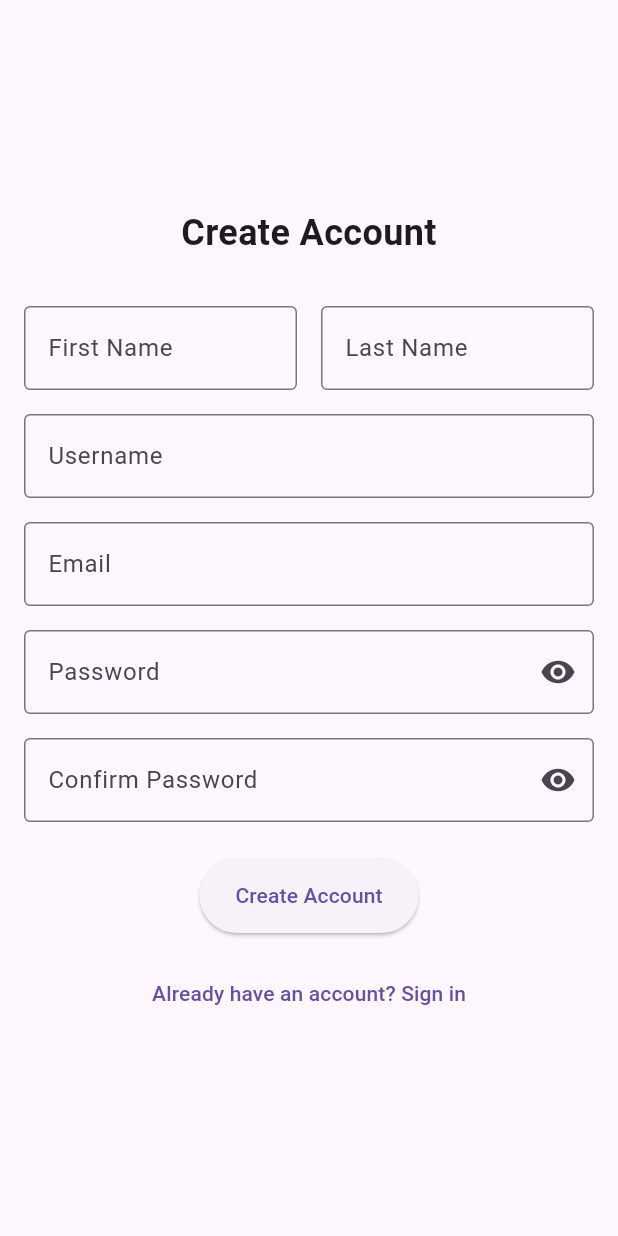
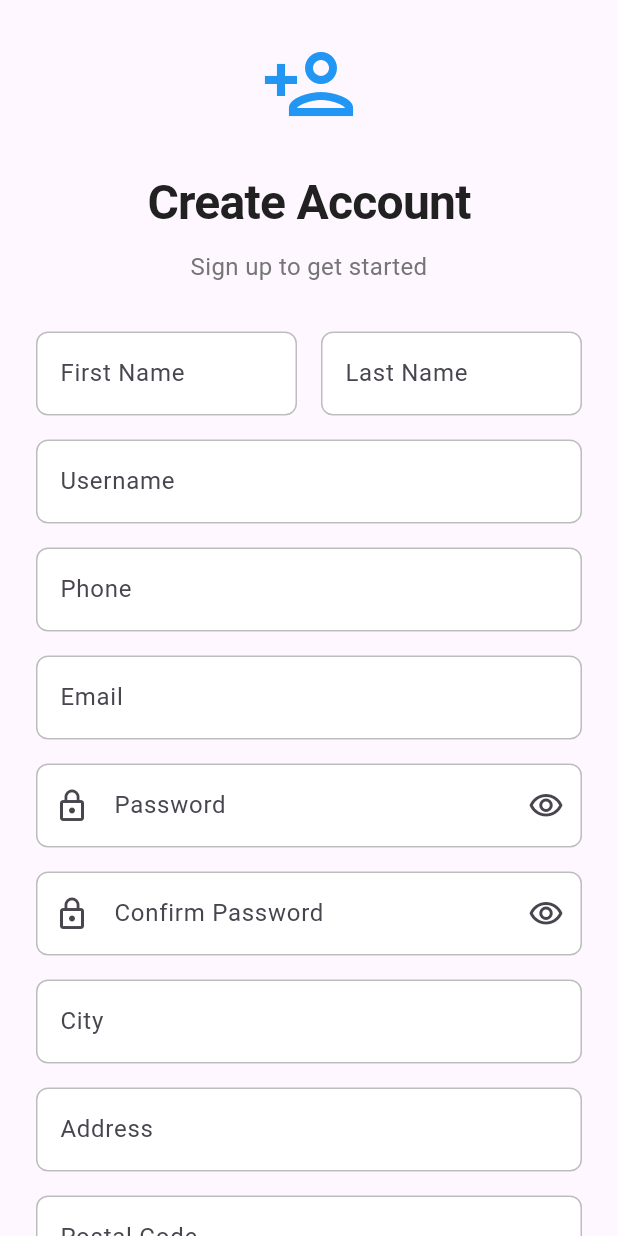
Before and after one commit to Uvilager/mvp-fe, a Flutter app: the RegisterScreen screen opened by its route, on a phone screen of 412 x 824 dp. Run offline on Flutter 3.47's test engine with Material 3 defaults, Android fonts, the phone set to English and light mode, and no system bars; our stand-ins replace dio, flutter_riverpod, flutter_secure_storage, freezed_annotation, go_router, riverpod_annotation; accounts and stored records are empty; generated files the repository leaves out were written again.

Commit message:
refactor registration process: enhance logging, update RegisterRequest model with JSON keys, and improve error handling; remove deprecated login and registration screens, and implement a new RegisterScreen layout with form validation and improved UI components

```diff
--- a/lib/features/auth/presentation/register/register_screen.dart
+++ /dev/null
@@ -1,18 +0,0 @@
-import 'package:flutter/material.dart';
-import 'package:flutter_riverpod/flutter_riverpod.dart';
-import 'package:mvp_fe/features/auth/presentation/register/register_widget.dart';
-
-class RegisterScreen extends ConsumerWidget {
-  const RegisterScreen({super.key});
-
-  @override
-  Widget build(BuildContext context, WidgetRef ref) {
-    return Scaffold(
-      appBar: AppBar(title: const Text('Register')),
-      body: const Padding(
-        padding: EdgeInsets.all(16.0),
-        child: RegisterWidget(),
-      ),
-    );
-  }
-}
--- a/lib/features/auth/presentation/screens/register/register_screen.dart
+++ b/lib/features/auth/presentation/screens/register/register_screen.dart
@@ -2,6 +2,10 @@ import 'package:flutter/material.dart';
 import 'package:flutter_riverpod/flutter_riverpod.dart';
 import 'package:go_router/go_router.dart';
 
+import '../../../../../core/theme/app_colors.dart';
+import '../../../../../core/theme/app_text_styles.dart';
+import '../../../../../core/widgets/buttons/primary_button.dart';
+import '../../../../../core/widgets/buttons/secondary_button.dart';
 import '../../providers/auth_provider.dart';
 import 'widgets/register_form.dart';
 
@@ -16,25 +20,43 @@ class RegisterScreen extends ConsumerWidget {
       body: SafeArea(
         child: Center(
           child: SingleChildScrollView(
-            padding: const EdgeInsets.all(16.0),
+            padding: const EdgeInsets.all(24),
             child: Column(
               mainAxisAlignment: MainAxisAlignment.center,
               crossAxisAlignment: CrossAxisAlignment.stretch,
               children: [
-                const Text(
+                // Logo and Title
+                const Icon(
+                  Icons.person_add_outlined,
+                  size: 64,
+                  color: AppColors.primary,
+                ),
+                const SizedBox(height: 24),
+                Text(
                   'Create Account',
-                  style: TextStyle(
-                    fontSize: 24,
-                    fontWeight: FontWeight.bold,
+                  style: AppTextStyles.heading1.copyWith(
+                    color: AppColors.text,
+                  ),
+                  textAlign: TextAlign.center,
+                ),
+                const SizedBox(height: 8),
+                Text(
+                  'Sign up to get started',
+                  style: AppTextStyles.body1.copyWith(
+                    color: AppColors.textLight,
                   ),
                   textAlign: TextAlign.center,
                 ),
                 const SizedBox(height: 32),
+
+                // Register Form
                 const RegisterForm(),
                 const SizedBox(height: 16),
-                TextButton(
+
+                // Login Link
+                SecondaryButton(
                   onPressed: () => context.push('/login'),
-                  child: const Text('Already have an account? Sign in'),
+                  text: 'Already have an account? Sign In',
                 ),
               ],
             ),
--- a/lib/features/auth/presentation/screens/register/widgets/register_form.dart
+++ b/lib/features/auth/presentation/screens/register/widgets/register_form.dart
@@ -1,8 +1,10 @@
 import 'package:flutter/material.dart';
 import 'package:flutter_riverpod/flutter_riverpod.dart';
+import 'package:mvp_fe/core/widgets/buttons/primary_button.dart';
+import 'package:mvp_fe/core/widgets/forms/custom_text_field.dart';
+import 'package:mvp_fe/core/widgets/forms/password_field.dart';
+import 'package:mvp_fe/features/auth/presentation/providers/auth_provider.dart';
 
-import '../../../providers/auth_provider.dart';
-import '../../../widgets/auth_text_field.dart';
 
 class RegisterForm extends ConsumerStatefulWidget {
   const RegisterForm({super.key});
@@ -16,49 +18,69 @@ class _RegisterFormState extends ConsumerState<RegisterForm> {
   final _firstNameController = TextEditingController();
   final _lastNameController = TextEditingController();
   final _usernameController = TextEditingController();
+  final _phoneController = TextEditingController();
   final _emailController = TextEditingController();
   final _passwordController = TextEditingController();
   final _confirmPasswordController = TextEditingController();
-  bool _isPasswordVisible = false;
-  bool _isConfirmPasswordVisible = false;
+  final _cityController = TextEditingController();
+  final _addressController = TextEditingController();
+  final _postalCodeController = TextEditingController();
+  final _avatarUrlController = TextEditingController();
+  bool _isLoading = false;
 
   @override
   void dispose() {
     _firstNameController.dispose();
     _lastNameController.dispose();
     _usernameController.dispose();
+    _phoneController.dispose();
     _emailController.dispose();
     _passwordController.dispose();
     _confirmPasswordController.dispose();
+    _cityController.dispose();
+    _addressController.dispose();
+    _postalCodeController.dispose();
+    _avatarUrlController.dispose();
     super.dispose();
   }
 
   Future<void> _onSubmit() async {
     if (!_formKey.currentState!.validate()) return;
 
-    await ref.read(authProvider.notifier).register(
-      firstName: _firstNameController.text,
-      lastName: _lastNameController.text,
-      username: _usernameController.text,
-      email: _emailController.text,
-      password: _passwordController.text,
-      passwordConfirmation: _confirmPasswordController.text,
-    );
+    setState(() => _isLoading = true);
+
+    try {
+      await ref.read(authProvider.notifier).register(
+        firstName: _firstNameController.text.trim(),
+        lastName: _lastNameController.text.trim(),
+        username: _usernameController.text.trim(),
+        phone: _phoneController.text.trim(),
+        email: _emailController.text.trim(),
+        password: _passwordController.text,
+        passwordConfirmation: _confirmPasswordController.text,
+        city: _cityController.text.trim(),
+        address: _addressController.text.trim(),
+        postalCode: _postalCodeController.text.trim(),
+        avatarUrl: _avatarUrlController.text.trim(),
+      );
+    } finally {
+      if (mounted) {
+        setState(() => _isLoading = false);
+      }
+    }
   }
 
   @override
   Widget build(BuildContext context) {
-    final authState = ref.watch(authProvider);
-    final isLoading = authState.isLoading;
-
     return Form(
       key: _formKey,
       child: Column(
         children: [
+          // Name Fields
           Row(
             children: [
               Expanded(
-                child: AuthTextField(
+                child: CustomTextField(
                   controller: _firstNameController,
                   label: 'First Name',
                   validator: (value) {
@@ -71,7 +93,7 @@ class _RegisterFormState extends ConsumerState<RegisterForm> {
               ),
               const SizedBox(width: 16),
               Expanded(
-                child: AuthTextField(
+                child: CustomTextField(
                   controller: _lastNameController,
                   label: 'Last Name',
                   validator: (value) {
@@ -85,7 +107,9 @@ class _RegisterFormState extends ConsumerState<RegisterForm> {
             ],
           ),
           const SizedBox(height: 16),
-          AuthTextField(
+
+          // Username Field
+          CustomTextField(
             controller: _usernameController,
             label: 'Username',
             validator: (value) {
@@ -99,7 +123,26 @@ class _RegisterFormState extends ConsumerState<RegisterForm> {
             },
           ),
           const SizedBox(height: 16),
-          AuthTextField(
+
+          // Phone Field
+          CustomTextField(
+            controller: _phoneController,
+            label: 'Phone',
+            keyboardType: TextInputType.phone,
+            validator: (value) {
+              if (value == null || value.isEmpty) {
+                return 'Please enter your phone number';
+              }
+              if (!value.startsWith('+')) {
+                return 'Phone number should start with +';
+              }
+              return null;
+            },
+          ),
+          const SizedBox(height: 16),
+
+          // Email Field
+          CustomTextField(
             controller: _emailController,
             label: 'Email',
             keyboardType: TextInputType.emailAddress,
@@ -114,20 +157,11 @@ class _RegisterFormState extends ConsumerState<RegisterForm> {
             },
           ),
           const SizedBox(height: 16),
-          AuthTextField(
+
+          // Password Field
+          PasswordField(
             controller: _passwordController,
             label: 'Password',
-            obscureText: !_isPasswordVisible,
-            suffixIcon: IconButton(
-              icon: Icon(
-                _isPasswordVisible ? Icons.visibility_off : Icons.visibility,
-              ),
-              onPressed: () {
-                setState(() {
-                  _isPasswordVisible = !_isPasswordVisible;
-                });
-              },
-            ),
             validator: (value) {
               if (value == null || value.isEmpty) {
                 return 'Please enter a password';
@@ -139,20 +173,11 @@ class _RegisterFormState extends ConsumerState<RegisterForm> {
             },
           ),
           const SizedBox(height: 16),
-          AuthTextField(
+
+          // Confirm Password Field
+          PasswordField(
             controller: _confirmPasswordController,
             label: 'Confirm Password',
-            obscureText: !_isConfirmPasswordVisible,
-            suffixIcon: IconButton(
-              icon: Icon(
-                _isConfirmPasswordVisible ? Icons.visibility_off : Icons.visibility,
-              ),
-              onPressed: () {
-                setState(() {
-                  _isConfirmPasswordVisible = !_isConfirmPasswordVisible;
-                });
-              },
-            ),
             validator: (value) {
               if (value == null || value.isEmpty) {
                 return 'Please confirm your password';
@@ -163,15 +188,60 @@ class _RegisterFormState extends ConsumerState<RegisterForm> {
               return null;
             },
           ),
+          const SizedBox(height: 16),
+
+          // City Field
+          CustomTextField(
+            controller: _cityController,
+            label: 'City',
+            validator: (value) {
+              if (value == null || value.isEmpty) {
+                return 'Please enter your city';
+              }
+              return null;
+            },
+          ),
+          const SizedBox(height: 16),
+
+          // Address Field
+          CustomTextField(
+            controller: _addressController,
+            label: 'Address',
+            validator: (value) {
+              if (value == null || value.isEmpty) {
+                return 'Please enter your address';
+              }
+              return null;
+            },
+          ),
+          const SizedBox(height: 16),
+
+          // Postal Code Field
+          CustomTextField(
+            controller: _postalCodeController,
+            label: 'Postal Code',
+            validator: (value) {
+              if (value == null || value.isEmpty) {
+                return 'Please enter your postal code';
+              }
+              return null;
+            },
+          ),
+          const SizedBox(height: 16),
+
+          // Avatar URL Field
+          CustomTextField(
+            controller: _avatarUrlController,
+            label: 'Avatar URL (Optional)',
+            keyboardType: TextInputType.url,
+          ),
           const SizedBox(height: 24),
-          SizedBox(
-            height: 50,
-            child: ElevatedButton(
-              onPressed: isLoading ? null : _onSubmit,
-              child: isLoading
-                  ? const CircularProgressIndicator()
-                  : const Text('Create Account'),
-            ),
+
+          // Register Button
+          PrimaryButton(
+            onPressed: _isLoading ? null : _onSubmit,
+            isLoading: _isLoading,
+            text: 'Create Account',
           ),
         ],
       ),
```
Also changed, not shown: lib/features/auth/data/repositories/auth_repository_impl.dart (+31 -2 lines), lib/features/auth/domain/models/auth_request.dart (+5 -5 lines), lib/features/auth/presentation/login/login_screen.dart (deleted, +0 -15 lines), lib/features/auth/presentation/login/login_widget.dart (deleted, +0 -53 lines), lib/features/auth/presentation/register/register_widget.dart (deleted, +0 -136 lines), lib/features/auth/domain/models/auth_request.freezed.dart, lib/features/auth/domain/models/auth_request.g.dart.
